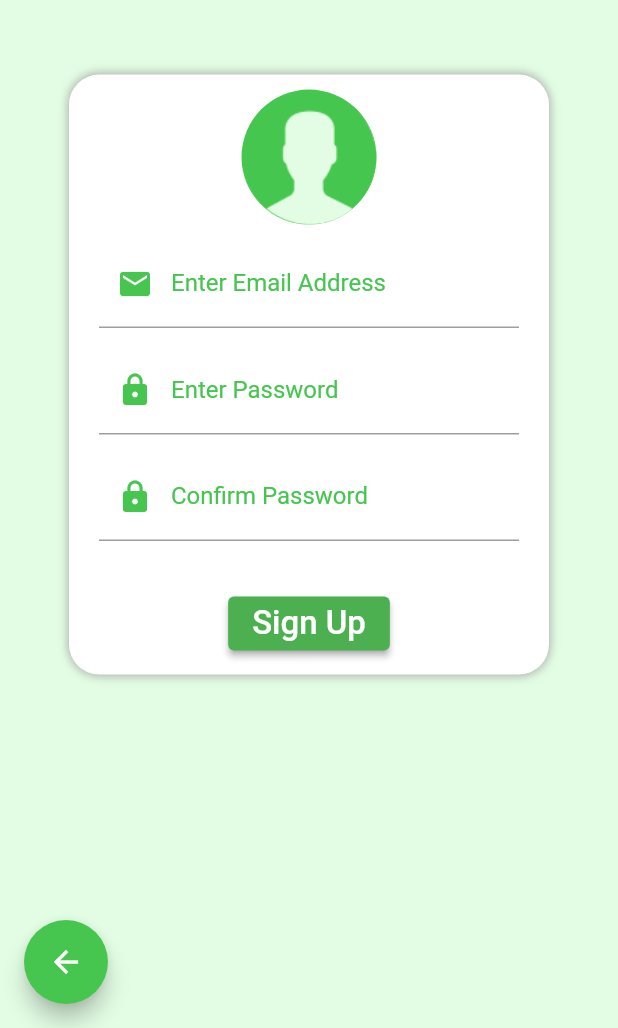
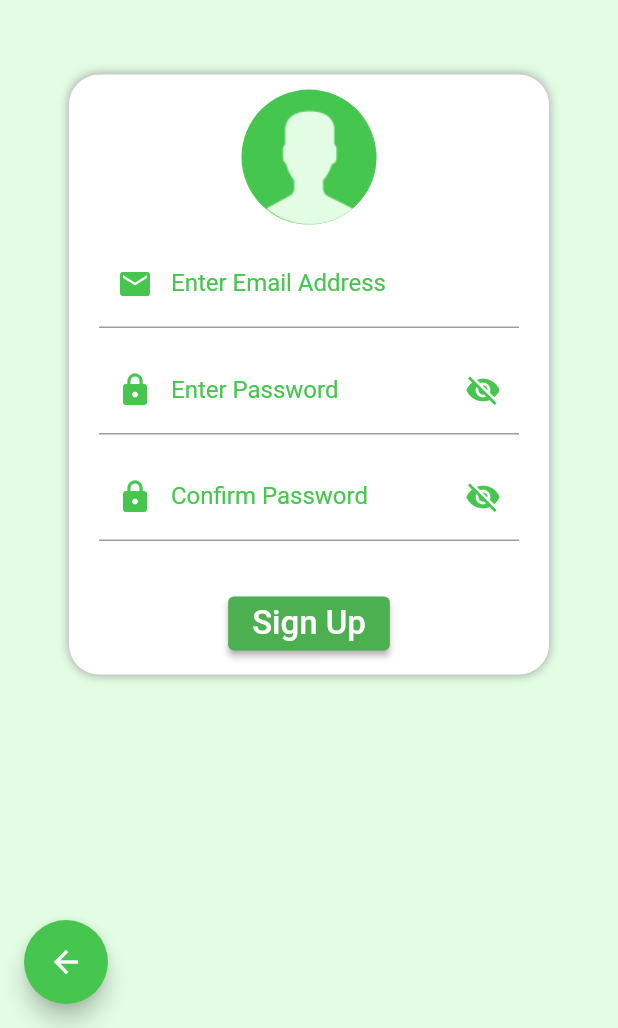
Before and after one commit to agrivator/v3-app-dart, a Flutter app: the screen it shows after launch, after a tap on "Sign In", on a phone screen of 412 x 824 dp, the part 208-1236 px from its top. Run offline on Flutter 3.47's test engine with Material 2 defaults, Android fonts, the phone set to English and light mode, and no system bars; our stand-ins replace email_validator.

Commit message:
login signup validation

```diff
--- a/app/lib/components/input_field.dart
+++ b/app/lib/components/input_field.dart
@@ -1,20 +1,36 @@
 import 'package:flutter/material.dart';
 import '../constants/colors.dart';
-class InputField extends StatelessWidget{
+
+class InputField extends StatelessWidget {
   String text;
   IconData icon;
-  InputField({super.key,required this.text,required this.icon});
+  TextEditingController controller;
+
+  InputField(
+      {super.key,
+      required this.text,
+      required this.icon,
+      required this.controller,});
 
   @override
-  Widget build(BuildContext context){
+  Widget build(BuildContext context) {
     return Padding(
-      padding:const EdgeInsets.only(left: 20,right:20),
-      child: TextField(
-        decoration:InputDecoration(
-          prefixIcon: Icon(icon,color:ConstColors().darkGreen),
-          label:Text(text,
+      padding: const EdgeInsets.only(left: 20, right: 20),
+      child: TextFormField(
+
+        validator: (value){
+          if(value == null || value.isEmpty){
+            return 'please enter your email address';
+          }
+          return null;
+        },
+        controller: controller,
+        decoration: InputDecoration(
+          prefixIcon: Icon(icon, color: ConstColors().darkGreen),
+          label: Text(
+            text,
             style: TextStyle(
-              color:ConstColors().darkGreen,
+              color: ConstColors().darkGreen,
             ),
           ),
         ),
--- /dev/null
+++ b/app/lib/components/password_input_field.dart
@@ -0,0 +1,63 @@
+import 'package:flutter/material.dart';
+import '../constants/colors.dart';
+
+class PasswordInput extends StatefulWidget {
+  String text;
+  TextEditingController controller;
+  PasswordInput({
+    super.key,
+    required this.text,
+    required this.controller,
+  });
+
+  @override
+  State<PasswordInput> createState() => _PasswordInputState();
+}
+
+class _PasswordInputState extends State<PasswordInput> {
+  bool _passwordVisible = false;
+  @override
+  void initState() {
+    _passwordVisible = false;
+    super.initState();
+  }
+
+  @override
+  Widget build(BuildContext context) {
+    return Padding(
+      padding: const EdgeInsets.only(left: 20, right: 20),
+      child: TextField(
+        controller: widget.controller,
+        keyboardType: TextInputType.text,
+        obscureText: !_passwordVisible,
+        decoration: InputDecoration(
+          prefixIcon: Icon(
+            Icons.lock,
+            color: ConstColors().darkGreen,
+          ),
+          suffixIcon: IconButton(
+            onPressed: () {
+              setState(() {
+                if (_passwordVisible == false) {
+                  _passwordVisible = true;
+                } else {
+                  _passwordVisible = false;
+                }
+              });
+            },
+            icon: Icon(
+              _passwordVisible ? Icons.visibility : Icons.visibility_off,
+              color: ConstColors().darkGreen,
+            ),
+          ),
+          label: Text(
+            widget.text,
+            style: TextStyle(
+              color: ConstColors().darkGreen,
+            ),
+          ),
+        ),
+      ),
+    );
+  }
+}
--- a/app/lib/screens/loginScreen.dart
+++ b/app/lib/screens/loginScreen.dart
@@ -3,10 +3,11 @@
 import 'package:app/constants/colors.dart';
 import 'package:app/screens/signInScreen.dart';
 import 'package:flutter/material.dart';
-import 'package:font_awesome_flutter/font_awesome_flutter.dart';
-import 'package:shape_of_view_null_safe/shape_of_view_null_safe.dart';
 import '../components/input_field.dart';
 import '../components/button.dart';
+import '../components/password_input_field.dart';
+import 'package:email_validator/email_validator.dart';
+import '../utils/popUp.dart';
 
 class LoginScreen extends StatefulWidget {
   const LoginScreen({super.key});
@@ -16,6 +17,9 @@ class LoginScreen extends StatefulWidget {
 }
 
 class _LoginScreenState extends State<LoginScreen> {
+  final formKey = GlobalKey<FormState>();
+  TextEditingController _mailidController = TextEditingController();
+  TextEditingController _passwordConroller = TextEditingController();
   @override
   Widget build(BuildContext context) {
     return Scaffold(
@@ -39,11 +43,11 @@ class _LoginScreenState extends State<LoginScreen> {
                 height: 50,
               ),
               Container(
-                width : 320,
-                height : 360,
-                decoration:BoxDecoration(
-                  borderRadius:  BorderRadius.circular(20.0),
-                  color : Colors.white,
+                width: 320,
+                height: 360,
+                decoration: BoxDecoration(
+                  borderRadius: BorderRadius.circular(20.0),
+                  color: Colors.white,
                   boxShadow: const [
                     BoxShadow(
                       color: Colors.grey,
@@ -51,43 +55,77 @@ class _LoginScreenState extends State<LoginScreen> {
                     ),
                   ],
                 ),
-                child:Column(
-
-                  children:[
+                child: Column(
+                  children: [
                     //image
                     Padding(
-                      padding:const EdgeInsets.all(10.0),
-                      child:CircleAvatar(
-                          radius:45,
-                          backgroundColor:ConstColors().darkGreen,
-                          backgroundImage: AssetImage('assets/images/profile.png'),
+                      padding: const EdgeInsets.all(10.0),
+                      child: CircleAvatar(
+                        radius: 45,
+                        backgroundColor: ConstColors().darkGreen,
+                        backgroundImage:
+                            const AssetImage('assets/images/profile.png'),
                       ),
                     ),
                     //inputs
                     Expanded(
-                      child:Column(
-                        children:[
-                          InputField(text:'Email Address',icon:Icons.email),
+                      child: Column(
+                        children: [
+                          InputField(
+                            text: 'Email Address',
+                            icon: Icons.email,
+                            controller: _mailidController,
+                          ),
                           const SizedBox(
-                            height:12,
+                            height: 12,
                           ),
-                          InputField(text: 'Password',icon:Icons.lock),
+                          PasswordInput(
+                            text: 'Password',
+                            controller: _passwordConroller,
+                          ),
                           Padding(
-                            padding:EdgeInsets.all(10.0),
-                            child:GestureDetector(
-                              child:Text('forget password',textAlign:TextAlign.end),
+                            padding: const EdgeInsets.all(10.0),
+                            child: GestureDetector(
+                              onTap: () {
+                                PopUp().popUpAlert(
+                                  context,
+                                  'Comming Soon',
+                                  'This feature under maintainance, available soon',
+                                );
+                              },
+                              child: const Text('forget password',
+                                  textAlign: TextAlign.end),
                             ),
                           ),
                         ],
                       ),
                     ),
-                    Button(text:'Log In',onPressed: (){}),
+                    Button(
+                        text: 'Log In',
+                        onPressed: () {
+                          bool isValid =
+                              EmailValidator.validate(_mailidController.text);
+                          if (_mailidController.text.isEmpty ||
+                              _passwordConroller.text.length < 6 ||
+                              isValid == false) {
+                            PopUp().popUpAlert(
+                              context,
+                              'Check your inputs',
+                              'Please enter a valid email and password',
+                            );
+                          }
+                        }),
                     //button
                   ],
                 ),
               ),
-              Button(text:'Sign In',onPressed:(){
-                    Navigator.push(context,MaterialPageRoute(builder:(context)=>SigninScreen()));
+              Button(
+                text: 'Sign In',
+                onPressed: () {
+                  Navigator.push(
+                      context,
+                      MaterialPageRoute(
+                          builder: (context) => const SigninScreen()));
                 },
               ),
             ],
--- a/app/lib/screens/signInScreen.dart
+++ b/app/lib/screens/signInScreen.dart
@@ -1,11 +1,13 @@
 // ignore_for_file: file_names
 
 import 'package:app/constants/colors.dart';
+import 'package:email_validator/email_validator.dart';
 import 'package:flutter/material.dart';
 import '../components/button.dart';
 import '../components/input_field.dart';
-import 'package:font_awesome_flutter/font_awesome_flutter.dart';
-import 'package:shape_of_view_null_safe/shape_of_view_null_safe.dart';
+
+import '../components/password_input_field.dart';
+import '../utils/popUp.dart';
 
 class SigninScreen extends StatefulWidget {
   const SigninScreen({super.key});
@@ -15,13 +17,17 @@ class SigninScreen extends StatefulWidget {
 }
 
 class _SigninScreenState extends State<SigninScreen> {
+  final signUpFormkey = GlobalKey<FormState>();
+  TextEditingController _mailidController = TextEditingController();
+  TextEditingController _passwordConroller = TextEditingController();
+  TextEditingController _CnfpasswordConroller = TextEditingController();
   @override
   Widget build(BuildContext context) {
     return Scaffold(
-      appBar:AppBar(
+      appBar: AppBar(
         elevation: 0,
-        backgroundColor:ConstColors().backgroudColor,
-        foregroundColor:ConstColors().darkGreen,
+        backgroundColor: ConstColors().backgroudColor,
+        foregroundColor: ConstColors().darkGreen,
       ),
       backgroundColor: ConstColors().backgroudColor,
       body: SingleChildScrollView(
@@ -32,7 +38,6 @@ class _SigninScreenState extends State<SigninScreen> {
           child: Column(
             crossAxisAlignment: CrossAxisAlignment.center,
             children: [
-
               SizedBox(
                 height: MediaQuery.of(context).size.height / 10,
                 child: Image.asset('assets/images/logo.png'),
@@ -41,11 +46,11 @@ class _SigninScreenState extends State<SigninScreen> {
                 height: 50,
               ),
               Container(
-                width : 320,
-                height : 400,
-                decoration:BoxDecoration(
-                  borderRadius:  BorderRadius.circular(20.0),
-                  color : Colors.white,
+                width: 320,
+                height: 400,
+                decoration: BoxDecoration(
+                  borderRadius: BorderRadius.circular(20.0),
+                  color: Colors.white,
                   boxShadow: const [
                     BoxShadow(
                       color: Colors.grey,
@@ -53,51 +58,81 @@ class _SigninScreenState extends State<SigninScreen> {
                     ),
                   ],
                 ),
-                child:Column(
-
-                  children:[
+                child: Column(
+                  children: [
                     //image
                     Padding(
-                      padding:const EdgeInsets.all(10.0),
-                      child:CircleAvatar(
-                        radius:45,
-                        backgroundColor:ConstColors().darkGreen,
-                        backgroundImage: AssetImage('assets/images/profile.png'),
+                      padding: const EdgeInsets.all(10.0),
+                      child: CircleAvatar(
+                        radius: 45,
+                        backgroundColor: ConstColors().darkGreen,
+                        backgroundImage:
+                            const AssetImage('assets/images/profile.png'),
                       ),
                     ),
                     //inputs
                     Expanded(
-                      child:Column(
-                        children:[
-                          InputField(text:'Enter Email Address',icon:Icons.email),
+                      child: Column(
+                        children: [
+                          InputField(
+                            text: 'Enter Email Address',
+                            icon: Icons.email,
+                            controller: _mailidController,
+                          ),
                           const SizedBox(
-                            height:12,
+                            height: 12,
                           ),
-                          InputField(text: 'Enter Password',icon:Icons.lock),
+                          PasswordInput(
+                            text: 'Enter Password',
+                            controller: _passwordConroller,
+                          ),
                           const SizedBox(
-                            height:12,
+                            height: 12,
                           ),
-                          InputField(text: 'Confirm Password',icon:Icons.lock),
+                          PasswordInput(
+                            text: 'Confirm Password',
+                            controller: _CnfpasswordConroller,
+                          ),
                         ],
                       ),
                     ),
-                    Button(text:'Sign Up',onPressed: (){}),
+                    Button(
+                      text: 'Sign Up',
+                      onPressed: () {
+                        bool isValid =
+                            EmailValidator.validate(_mailidController.text);
+                        if (_mailidController.text.isEmpty ||
+                            _passwordConroller.text.length < 6 ||
+                            isValid == false) {
+                          PopUp().popUpAlert(
+                            context,
+                            'Check your inputs',
+                            'Please enter a valid email and password',
+                          );
+                        }
+                        if(_passwordConroller.text != _CnfpasswordConroller.text){
+                            PopUp().popUpAlert(
+                            context,
+                            'Check your inputs',
+                            'Password didn\'t match check once more',
+                          );
+                        }
+                      },
+                    ),
                     //button
                   ],
                 ),
               ),
-
             ],
           ),
         ),
       ),
-      floatingActionButton:FloatingActionButton(
-        onPressed:(){
+      floatingActionButton: FloatingActionButton(
+        onPressed: () {
           Navigator.pop(context);
         },
         backgroundColor: ConstColors().darkGreen,
-        child : Icon(Icons.arrow_back_sharp ),
-
+        child: const Icon(Icons.arrow_back_sharp),
       ),
       floatingActionButtonLocation: FloatingActionButtonLocation.startFloat,
     );
--- a/app/pubspec.yaml
+++ b/app/pubspec.yaml
@@ -39,6 +39,7 @@ dependencies:
   shape_of_view_null_safe: ^2.0.0
   font_awesome_flutter: ^10.2.1
   flutter_svg: ^1.1.6
+  email_validator: ^2.1.17
 
 dev_dependencies:
   flutter_test:
```
Also changed, not shown: app/lib/utils/popUp.dart (added, +32 -0 lines), app/pubspec.lock.
